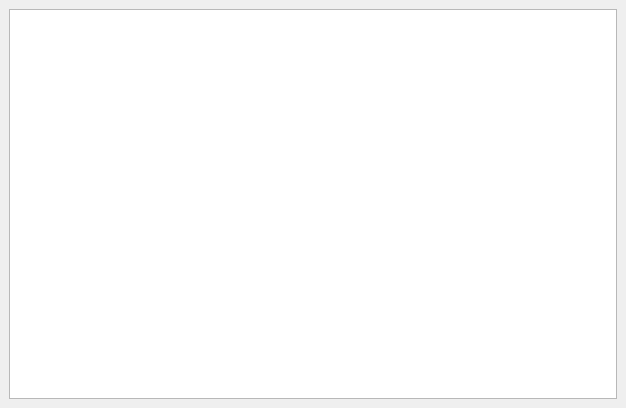
First picture: the form in qaprs-corejares/ui/messages.ui, repository UA3MQJ/qaprs, before the edit.
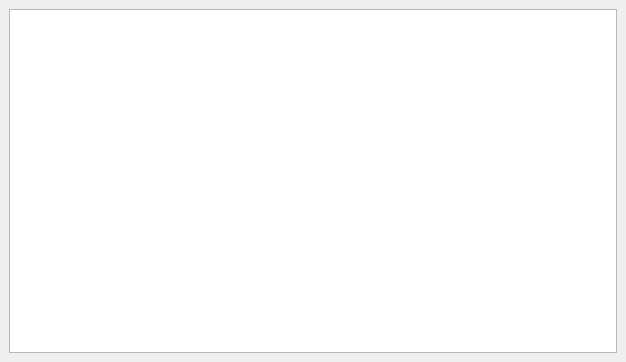
Second picture: the form after the edit.

What changed in the file:
```diff
--- a/qaprs-corejares/ui/messages.ui
+++ b/qaprs-corejares/ui/messages.ui
@@ -7,7 +7,7 @@
     <x>0</x>
     <y>0</y>
     <width>626</width>
-    <height>408</height>
+    <height>362</height>
    </rect>
   </property>
   <property name="windowTitle">
```
